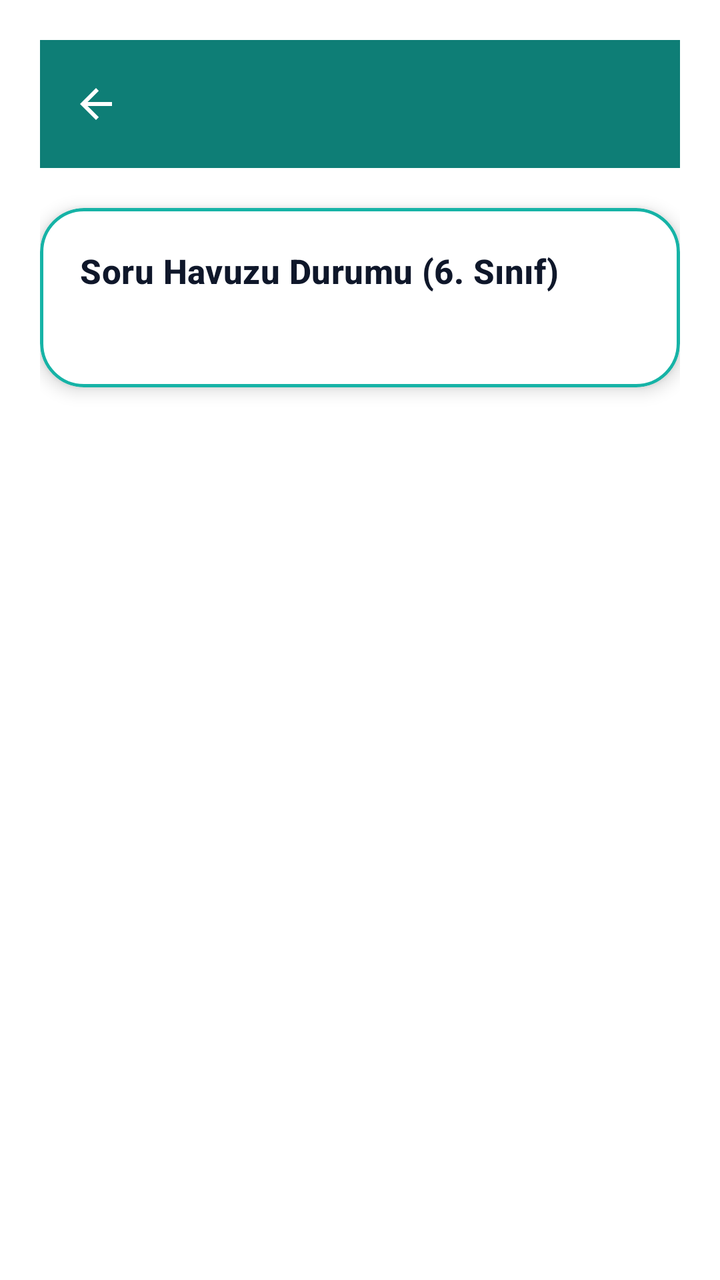
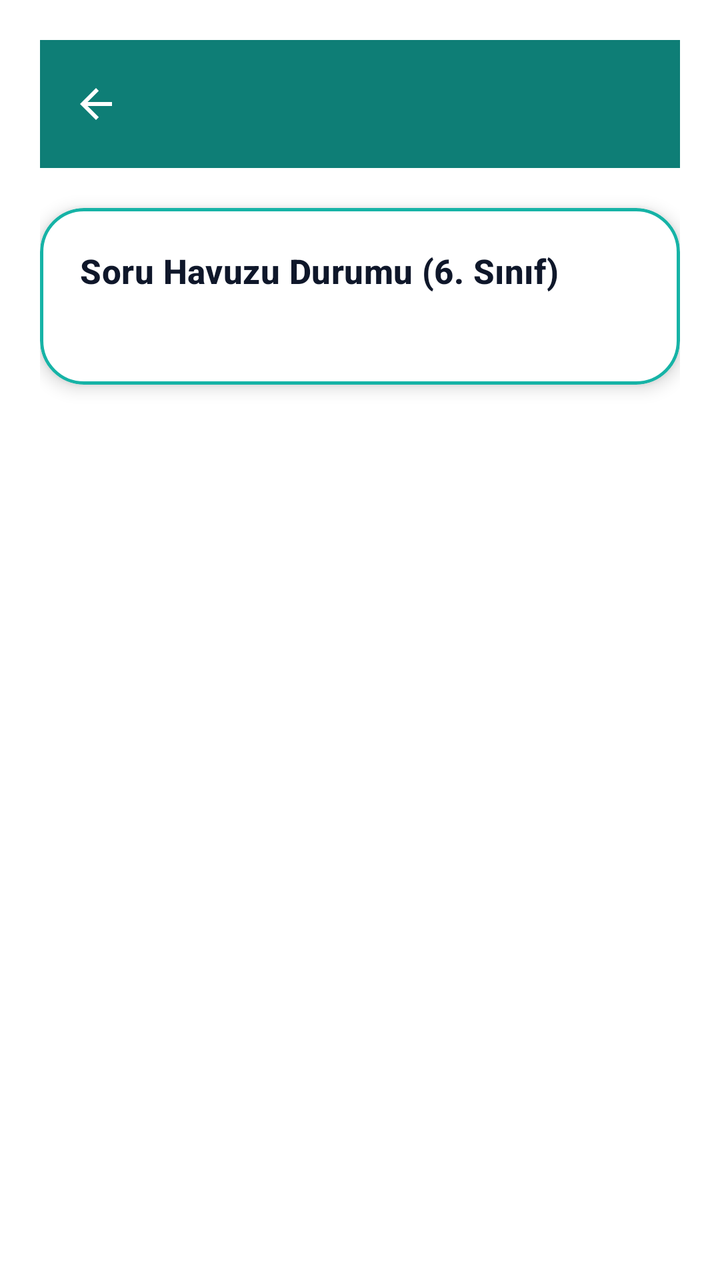

Before-and-after screenshots of an Android layout around one commit, followed by the original layout XML and the change that was made.
<!-- AndroidManifest.xml: application theme Theme.BrainBuddy -->
<!-- res/layout/activity_pool_status.xml -->
<?xml version="1.0" encoding="utf-8"?>
<ScrollView xmlns:android="http://schemas.android.com/apk/res/android"
    xmlns:app="http://schemas.android.com/apk/res-auto"
    android:layout_width="match_parent"
    android:layout_height="match_parent"
    android:fillViewport="true"
    android:background="@color/white">

    <LinearLayout
        android:layout_width="match_parent"
        android:layout_height="wrap_content"
        android:orientation="vertical"
        android:padding="20dp">

        <com.google.android.material.appbar.MaterialToolbar
            android:id="@+id/toolbar"
            android:layout_width="match_parent"
            android:layout_height="?attr/actionBarSize"
            android:background="@color/bb_turquoise_dark"
            app:titleTextColor="@color/white"
            app:navigationIcon="?attr/homeAsUpIndicator"
            app:navigationIconTint="@color/white" />

        <com.google.android.material.card.MaterialCardView
            android:id="@+id/cardPoolStatus"
            style="@style/Widget.BrainBuddy.AppCardWhite"
            android:layout_width="match_parent"
            android:layout_height="wrap_content"
            android:layout_marginTop="20dp">

            <LinearLayout
                android:layout_width="match_parent"
                android:layout_height="wrap_content"
                android:orientation="vertical"
                android:padding="20dp">

                <TextView
                    android:id="@+id/tvPoolStatusTitle"
                    android:layout_width="match_parent"
                    android:layout_height="wrap_content"
                    android:text="@string/pool_status_title"
                    android:textAppearance="@style/TextAppearance.BrainBuddy.AppTitle" />

                <TextView
                    android:id="@+id/tvPoolStatus"
                    android:layout_width="match_parent"
                    android:layout_height="wrap_content"
                    android:layout_marginTop="8dp"
                    android:textSize="14sp"
                    android:textColor="@color/bb_text"
                    android:typeface="monospace" />
            </LinearLayout>
        </com.google.android.material.card.MaterialCardView>
    </LinearLayout>
</ScrollView>
<!-- resources referenced by this layout -->
<resources>
  <color name="bb_text">@color/textPrimary</color>
  <color name="bb_turquoise_dark">@color/emeraldDark</color>
  <color name="white">#FFFFFF</color>
  <string name="pool_status_title">Soru Havuzu Durumu (6. Sınıf)</string>
  <style name="TextAppearance.BrainBuddy.AppTitle" parent="TextAppearance.Material3.TitleMedium">
          <item name="android:textSize">17sp</item>
          <item name="android:textStyle">bold</item>
          <item name="android:textColor">@color/app_title</item>
      </style>
  <style name="Widget.BrainBuddy.AppCardWhite" parent="Widget.Material3.CardView.Elevated">
          <item name="cardCornerRadius">@dimen/app_card_radius</item>
          <item name="cardElevation">@dimen/app_card_elevation</item>
          <item name="cardBackgroundColor">@color/white</item>
          <item name="strokeColor">@color/emerald_primary</item>
          <item name="strokeWidth">@dimen/app_card_stroke_width</item>
          <item name="android:foreground">?attr/selectableItemBackground</item>
      </style>
  <color name="textPrimary">#0F172A</color>
  <color name="emeraldDark">#0E7E76</color>
  <color name="app_title">@color/textPrimary</color>
  <dimen name="app_card_radius">22dp</dimen>
  <dimen name="app_card_elevation">5dp</dimen>
  <color name="emerald_primary">@color/emerald</color>
  <dimen name="app_card_stroke_width">1.5dp</dimen>
  <color name="bb_primary">@color/emerald</color>
  <color name="bb_secondary">@color/emeraldDark</color>
  <color name="bb_accent">@color/emerald</color>
  <color name="black">#000000</color>
  <color name="bb_error">@color/danger</color>
  <color name="bb_bg">@color/emeraldSoft</color>
  <color name="bb_surface_container">@color/emerald_surface</color>
  <color name="bb_outline_variant">@color/emerald_primary</color>
  <color name="bb_text_muted">@color/textSecondary</color>
  <color name="emerald_light">@color/emeraldSoft</color>
  <color name="emerald_dark">@color/emeraldDark</color>
  <!-- drawable bg_gradient (drawable) -->
  <?xml version="1.0" encoding="utf-8"?>
  <layer-list xmlns:android="http://schemas.android.com/apk/res/android">
      <item>
          <shape>
              <gradient
                  android:angle="270"
                  android:startColor="@color/emerald_light"
                  android:endColor="@color/emerald_surface"/>
          </shape>
      </item>
  </layer-list>
  <style name="BBButton" parent="Widget.Material3.Button">
          <item name="android:minHeight">56dp</item>
          <item name="android:paddingStart">24dp</item>
          <item name="android:paddingEnd">24dp</item>
          <item name="cornerRadius">16dp</item>
          <item name="android:textAllCaps">false</item>
          <item name="android:textColor">?attr/colorOnPrimary</item>
          <item name="android:textSize">16sp</item>
          <item name="android:textStyle">bold</item>
          <item name="backgroundTint">?attr/colorPrimary</item>
      </style>
  <color name="emerald">#16B3A6</color>
  <color name="danger">#EF4444</color>
  <color name="emeraldSoft">#E6FAF7</color>
  <color name="emerald_surface">#F5FFFD</color>
  <color name="textSecondary">#64748B</color>
  <!-- unchanged entries left out for length: 1 -->
</resources>

<!-- the commit's change to res/layout/activity_pool_status.xml (unified diff, before → after) -->
@@ -46,9 +46,45 @@
                     android:layout_width="match_parent"
                     android:layout_height="wrap_content"
                     android:layout_marginTop="8dp"
-                    android:textSize="14sp"
+                    android:textSize="13sp"
                     android:textColor="@color/bb_text"
-                    android:typeface="monospace" />
+                    android:fontFamily="monospace" />
+
+                
+                <LinearLayout
+                    android:id="@+id/layoutDebugFixButtons"
+                    android:layout_width="match_parent"
+                    android:layout_height="wrap_content"
+                    android:layout_marginTop="16dp"
+                    android:orientation="vertical"
+                    android:visibility="gone">
+
+                    <TextView
+                        android:layout_width="match_parent"
+                        android:layout_height="wrap_content"
+                        android:text="Debug Fix (sadece DEBUG build)"
+                        android:textSize="12sp"
+                        android:textStyle="bold"
+                        android:textColor="@color/bb_text_muted" />
+
+                    <com.google.android.material.button.MaterialButton
+                        android:id="@+id/btnFixInvalidGrades"
+                        style="@style/BBButtonAlt"
+                        android:layout_width="match_parent"
+                        android:layout_height="wrap_content"
+                        android:layout_marginTop="8dp"
+                        android:text="Geçersiz grade → seçili sınıfa çek"
+                        android:textAllCaps="false" />
+
+                    <com.google.android.material.button.MaterialButton
+                        android:id="@+id/btnFixDifficultyOutOfRange"
+                        style="@style/BBButtonAlt"
+                        android:layout_width="match_parent"
+                        android:layout_height="wrap_content"
+                        android:layout_marginTop="8dp"
+                        android:text="Zorluk aralık dışı düzelt (0–2)"
+                        android:textAllCaps="false" />
+                </LinearLayout>
             </LinearLayout>
         </com.google.android.material.card.MaterialCardView>
     </LinearLayout>
<!-- resource entries referenced after the edit -->
@@ -4,6 +4,14 @@
   <color name="bb_turquoise_dark">@color/emeraldDark</color>
   <color name="white">#FFFFFF</color>
   <string name="pool_status_title">Soru Havuzu Durumu (6. Sınıf)</string>
+  <style name="BBButtonAlt" parent="Widget.Material3.Button.OutlinedButton">
+          <item name="android:minHeight">56dp</item>
+          <item name="cornerRadius">16dp</item>
+          <item name="android:textAllCaps">false</item>
+          <item name="android:textColor">?attr/colorPrimary</item>
+          <item name="strokeColor">?attr/colorPrimary</item>
+          <item name="strokeWidth">2dp</item>
+      </style>
   <style name="TextAppearance.BrainBuddy.AppTitle" parent="TextAppearance.Material3.TitleMedium">
           <item name="android:textSize">17sp</item>
           <item name="android:textStyle">bold</item>
